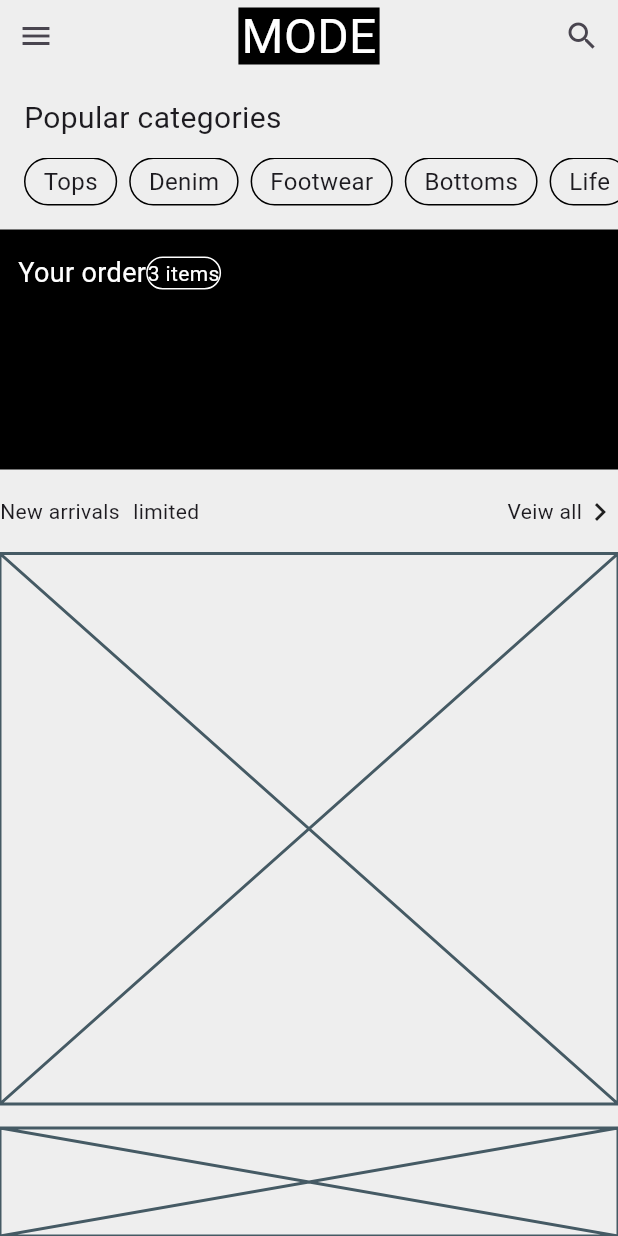
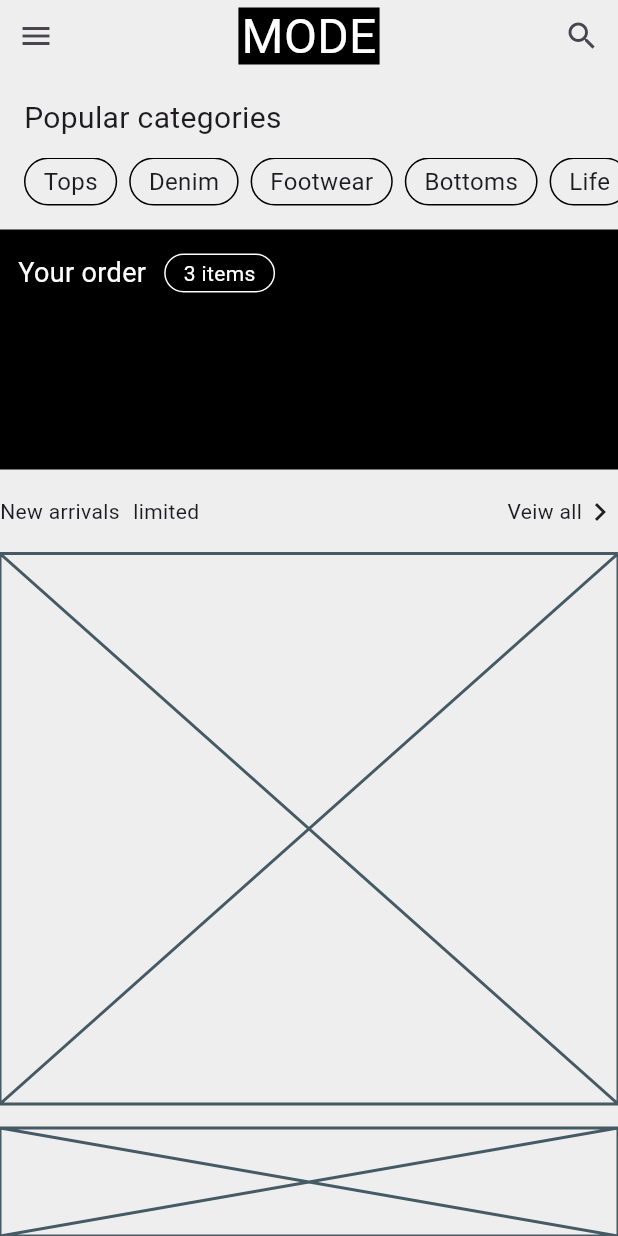
Before and after one commit to JAICHANGPARK/flutter_notebook_chapter_49, a Flutter app: the ECommerceHomePage screen opened directly, on a phone screen of 412 x 824 dp. Run offline on Flutter 3.47's test engine with Material 3 defaults, Android fonts, the phone set to English and light mode, and no system bars; our stand-ins replace google_fonts; Roboto replaces fonts that are missing (Akshar).

Commit message:
Update e_commerce_home_page.dart

```diff
--- a/lib/ep2451_e_commerce_app/ui/e_commerce_home_page.dart
+++ b/lib/ep2451_e_commerce_app/ui/e_commerce_home_page.dart
@@ -88,6 +88,7 @@ class _ECommerceHomePageState extends State<ECommerceHomePage> {
                 child: Column(
                   children: [
                     Row(
+                      spacing: 12,
                       children: [
                         Text(
                           "Your order",
@@ -97,6 +98,7 @@ class _ECommerceHomePageState extends State<ECommerceHomePage> {
                           ),
                         ),
                         Container(
+                          padding: .symmetric(horizontal: 12,vertical: 2),
                           decoration: ShapeDecoration(
                             shape: StadiumBorder(
                               side: BorderSide(color: Colors.white),
```
